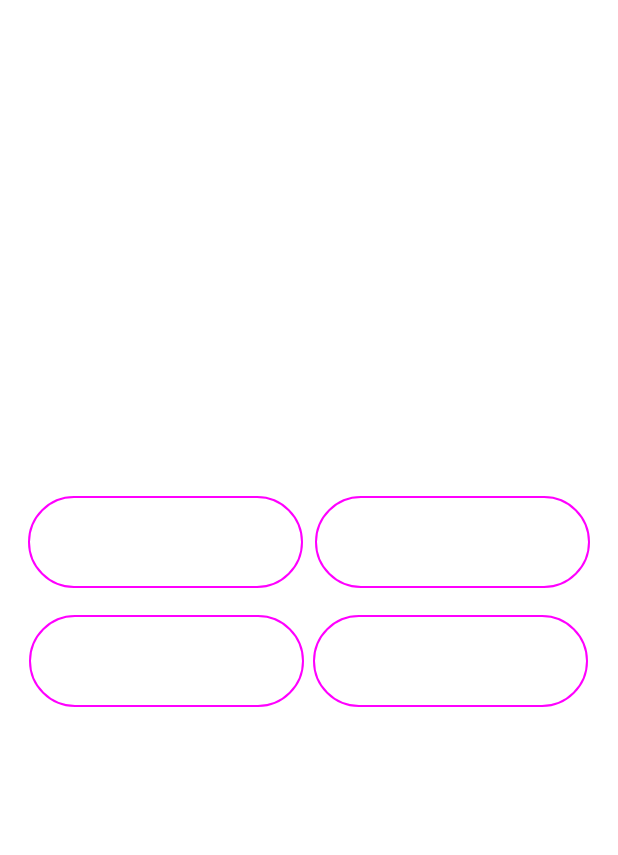
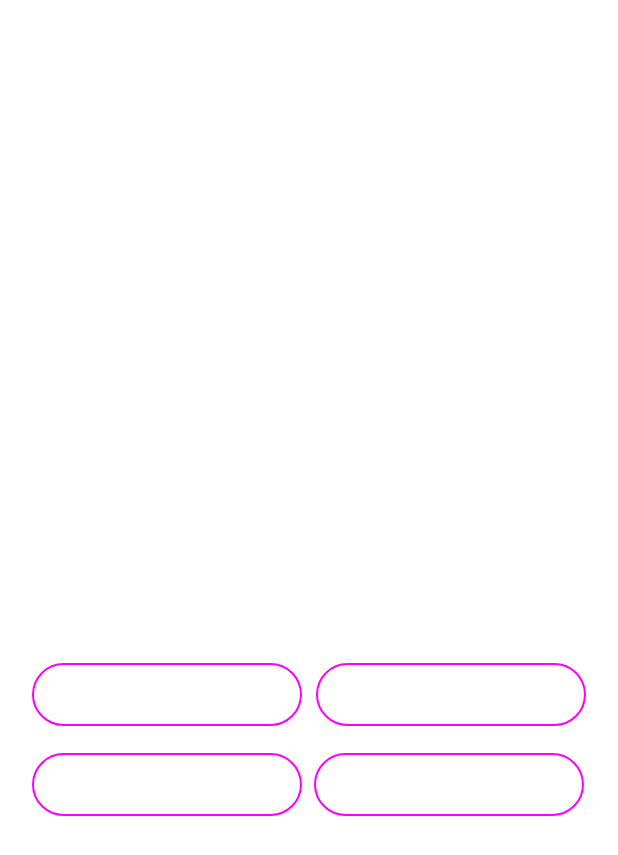
Before and after one commit to PrajeetGuha/AutiLearner, an Android app: the EmotionActivity screen opened directly, with no data from a screen before it, on a phone screen of 412 x 824 dp. Shown: the top 855 px of the screen. Run offline under Robolectric (Android 15) with nearby library versions, the phone set to English and light mode, and no system bars; our stand-ins replace Firebase (no records; nobody signed in at launch, a user with empty details on screens opened directly), Picasso; pictures from the network do not load; 2 statements that could not run were skipped.

Commit message:
emotion update

```diff
--- /dev/null
+++ b/app/src/main/java/stcet/project/autilearner/emotion/ResultActivity.kt
@@ -0,0 +1,4 @@
+package stcet.project.autilearner.emotion
+
+class ResultActivity {
+}
--- a/app/src/main/res/layout/activity_emotion.xml
+++ b/app/src/main/res/layout/activity_emotion.xml
@@ -20,7 +20,19 @@
     <LinearLayout
         android:id="@+id/contentLayout"
         android:layout_width="match_parent"
-        android:layout_height="match_parent"
-        android:orientation="vertical" />
+        android:layout_height="631dp"
+        android:orientation="vertical"
+        app:layout_constraintEnd_toEndOf="parent"
+        app:layout_constraintStart_toStartOf="parent"
+        app:layout_constraintTop_toTopOf="parent" />
+
+    <LinearLayout
+        android:id="@+id/toastLayout"
+        android:layout_width="411dp"
+        android:layout_height="100dp"
+        android:orientation="vertical"
+        app:layout_constraintBottom_toBottomOf="@+id/loading_progress"
+        app:layout_constraintEnd_toEndOf="parent"
+        app:layout_constraintStart_toStartOf="parent" />
 
 </androidx.constraintlayout.widget.ConstraintLayout>
--- a/app/src/main/res/layout/emotion_card_layout.xml
+++ b/app/src/main/res/layout/emotion_card_layout.xml
@@ -7,10 +7,7 @@
 
     <Button
         android:id="@+id/Option4"
-        style="@style/Widget.Material3.Button.OutlinedButton"
-        android:layout_width="183dp"
-        android:text="Option4"
-        android:layout_height="69dp"
+        style="@style/OptionButtonStyle"
         android:layout_marginStart="2dp"
         android:layout_marginTop="10dp"
         android:layout_marginEnd="15dp"
@@ -21,10 +18,7 @@
 
     <Button
         android:id="@+id/Option3"
-        style="@style/Widget.Material3.Button.OutlinedButton"
-        android:layout_width="183dp"
-        android:text="Option3"
-        android:layout_height="69dp"
+        style="@style/OptionButtonStyle"
         android:layout_marginStart="15dp"
         android:layout_marginTop="10dp"
         android:layout_marginEnd="2dp"
@@ -34,10 +28,7 @@
 
     <Button
         android:id="@+id/Option2"
-        style="@style/Widget.Material3.Button.OutlinedButton"
-        android:layout_width="183dp"
-        android:text="Option2"
-        android:layout_height="69dp"
+        style="@style/OptionButtonStyle"
         android:layout_marginStart="2dp"
         android:layout_marginTop="100dp"
         android:layout_marginEnd="15dp"
@@ -48,27 +39,25 @@
         app:layout_constraintStart_toEndOf="@+id/Option1"
         app:layout_constraintTop_toBottomOf="@+id/Image" />
 
+    <Button
+        android:id="@+id/Option1"
+        style="@style/OptionButtonStyle"
+        android:layout_marginStart="15dp"
+        android:layout_marginTop="100dp"
+        android:layout_marginEnd="2dp"
+        app:layout_constraintEnd_toStartOf="@+id/Option2"
+        app:layout_constraintStart_toStartOf="parent"
+        app:layout_constraintTop_toBottomOf="@+id/Image" />
+
     <ImageView
         android:id="@+id/Image"
         android:layout_width="166dp"
         android:layout_height="178dp"
-        android:layout_marginBottom="200dp"
+        android:layout_marginBottom="50dp"
         app:layout_constraintBottom_toBottomOf="parent"
         app:layout_constraintEnd_toEndOf="parent"
         app:layout_constraintStart_toStartOf="parent"
         app:layout_constraintTop_toTopOf="parent"
         tools:srcCompat="@tools:sample/avatars" />
 
-    <Button
-        android:id="@+id/Option1"
-        style="@style/Widget.Material3.Button.OutlinedButton"
-        android:layout_width="183dp"
-        android:text="Option1"
-        android:layout_height="69dp"
-        android:layout_marginStart="15dp"
-        android:layout_marginTop="100dp"
-        android:layout_marginEnd="2dp"
-        app:layout_constraintEnd_toStartOf="@+id/Option2"
-        app:layout_constraintStart_toStartOf="parent"
-        app:layout_constraintTop_toBottomOf="@+id/Image" />
 </androidx.constraintlayout.widget.ConstraintLayout>
--- a/app/src/main/res/values-night/style.xml
+++ b/app/src/main/res/values-night/style.xml
@@ -64,4 +64,11 @@
         <item name="android:backgroundTint">@color/white</item>
         <item name="android:textColorHint">@color/textHint</item>
     </style>
+    <style name="OptionButtonStyle" parent="Widget.Material3.Button.OutlinedButton">
+        <item name="android:textSize">20sp</item>
+        <item name="android:layout_width">180sp</item>
+        <item name="android:layout_height">50sp</item>
+        <item name="android:fontFamily">@font/kollektif</item>
+        <item name="android:textColor">@color/white</item>
+    </style>
 </resources>
--- a/app/src/main/res/values/strings.xml
+++ b/app/src/main/res/values/strings.xml
@@ -46,5 +46,8 @@
 
     <string name="web_client_id">754874453404-f9v5tv4sh7cb1jrubjl6ptg6hv3ivea0.apps.googleusercontent.com</string>
     <string name="phrase_of_the_day_docID">NqSO5IGSUVVwtsDLLpzr</string>
+    <string name="ExitPrompt">Do You Want to Exit? All Progress Will Be Lost</string>
+    <string name="yes">Yes</string>
+    <string name="no">No</string>
 
 </resources>
--- a/app/src/main/res/values/style.xml
+++ b/app/src/main/res/values/style.xml
@@ -65,7 +65,11 @@
         <item name="android:textColorHint">@color/textHint</item>
     </style>
     <style name="OptionButtonStyle" parent="Widget.Material3.Button.OutlinedButton">
-
+        <item name="android:textSize">20sp</item>
+        <item name="android:layout_width">180sp</item>
+        <item name="android:layout_height">50sp</item>
+        <item name="android:fontFamily">@font/kollektif</item>
+        <item name="android:textColor">@color/black</item>
     </style>
 
 </resources>
```
Also changed, not shown: app/src/main/java/stcet/project/autilearner/emotion/EmotionActivity.kt (+63 -7 lines), app/src/main/res/layout/custom_toast.xml (added, +15 -0 lines), app/src/main/res/layout/popup_layout.xml (added, +27 -0 lines).
